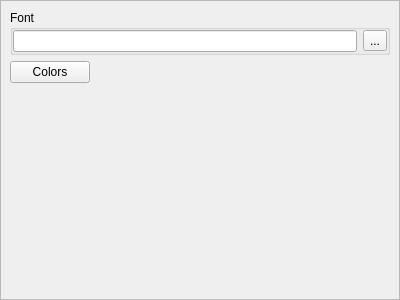
First picture: the form in xdisasmviewoptionswidget.ui, repository horsicq/XDisasmView, before the edit.
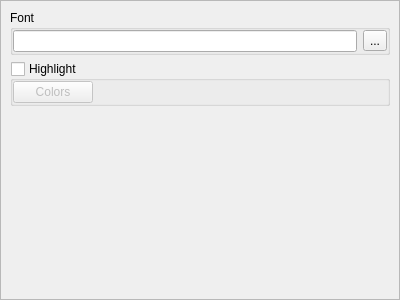
Second picture: the form after the edit.

```diff
--- a/xdisasmviewoptionswidget.ui
+++ b/xdisasmviewoptionswidget.ui
@@ -77,7 +77,29 @@
         </widget>
        </item>
        <item>
-        <layout class="QHBoxLayout" name="horizontalLayout_2">
+        <widget class="QGroupBox" name="groupBoxHighlight">
+         <property name="title">
+          <string>Highlight</string>
+         </property>
+         <property name="checkable">
+          <bool>true</bool>
+         </property>
+         <property name="checked">
+          <bool>false</bool>
+         </property>
+         <layout class="QHBoxLayout" name="horizontalLayout_3">
+          <property name="leftMargin">
+           <number>0</number>
+          </property>
+          <property name="topMargin">
+           <number>0</number>
+          </property>
+          <property name="rightMargin">
+           <number>0</number>
+          </property>
+          <property name="bottomMargin">
+           <number>0</number>
+          </property>
          <item>
           <widget class="QPushButton" name="pushButtonColors">
            <property name="text">
@@ -86,19 +108,20 @@
           </widget>
          </item>
          <item>
-          <spacer name="horizontalSpacer">
+           <spacer name="horizontalSpacer_2">
            <property name="orientation">
             <enum>Qt::Horizontal</enum>
            </property>
            <property name="sizeHint" stdset="0">
             <size>
-             <width>40</width>
+              <width>294</width>
              <height>20</height>
             </size>
            </property>
           </spacer>
          </item>
         </layout>
+        </widget>
        </item>
        <item>
         <spacer name="verticalSpacer">
```
Lines whose indentation alone changed are shown as unchanged.
